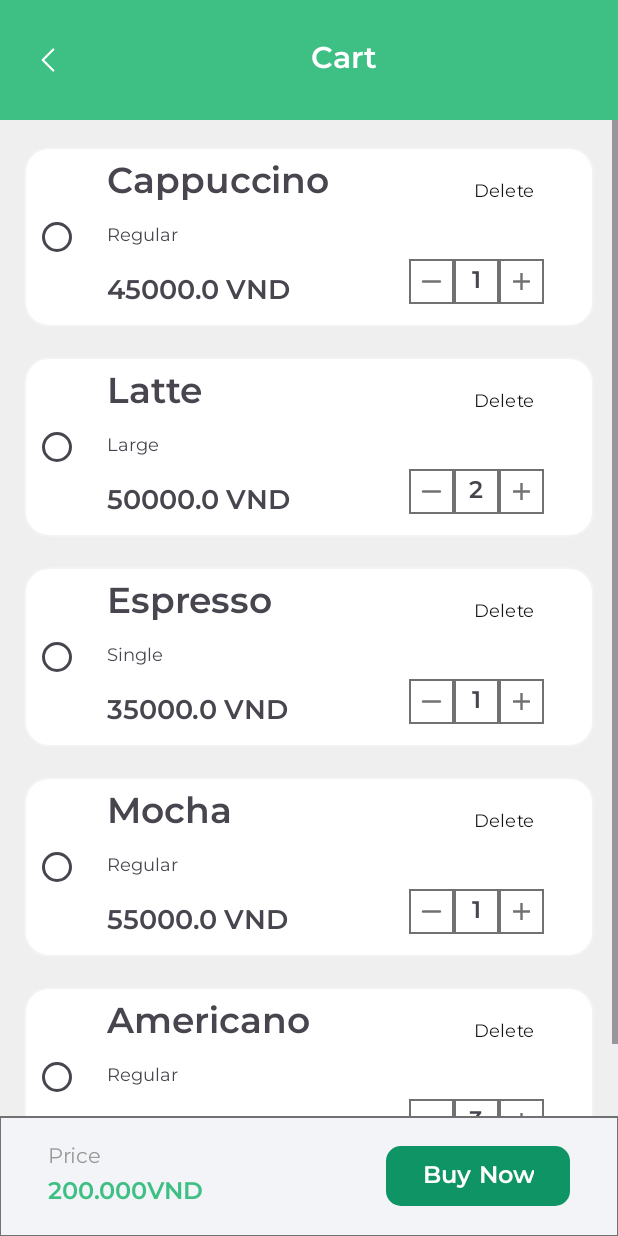
After one commit to SE330-CoffeeShop/Coffee-Shop-Management-Android, an Android app: the CartFragment screen opened through its navigation route, on a phone screen of 412 x 824 dp. The commit adds this screen. Run offline under Robolectric (Android 15) with nearby library versions, the phone set to English and light mode, and no system bars; our stand-ins replace Dagger/Hilt's generated code, navigation-ui; 2 statements that could not run were skipped.

Commit message:
Build screen: Cart screen

```diff
--- /dev/null
+++ b/app/src/main/java/com/example/coffeeshopmanagementandroid/domain/model/ProductCartModel.java
@@ -0,0 +1,54 @@
+package com.example.coffeeshopmanagementandroid.domain.model;
+
+public class ProductCartModel {
+    private String productId;
+    private String productName;
+    private double productPrice;
+    private String productVarient;
+    private int quantity;
+
+    public ProductCartModel(String productId, String productName, double productPrice, String productVarient, int quantity) {
+        this.productId = productId;
+        this.productName = productName;
+        this.productPrice = productPrice;
+        this.productVarient = productVarient;
+        this.quantity = quantity;
+    }
+
+    public String getProductId() {
+        return productId;
+    }
+
+    public void setProductId(String productId) {
+        this.productId = productId;
+    }
+
+    public String getProductName() {
+        return productName;
+    }
+
+    public void setProductName(String productName) {
+        this.productName = productName;
+    }
+
+    public double getProductPrice() {
+        return productPrice;
+    }
+
+    public void setProductPrice(double productPrice) {
+        this.productPrice = productPrice;
+    }
+    public String getProductVarient() {
+        return productVarient;
+    }
+
+
+
+    public int getQuantity() {
+        return quantity;
+    }
+
+    public void setQuantity(int quantity) {
+        this.quantity = quantity;
+    }
+}
--- a/app/src/main/java/com/example/coffeeshopmanagementandroid/ui/MainActivity.java
+++ b/app/src/main/java/com/example/coffeeshopmanagementandroid/ui/MainActivity.java
@@ -33,7 +33,9 @@ import dagger.hilt.android.AndroidEntryPoint;
 
 public class MainActivity extends AppCompatActivity {
     private BottomAppBar bottomAppBar;
+    private BottomNavigationView bottomNavigationView;
     private NavOptions navOptions;
+
     private NavController navController;
 
     @Override
@@ -62,7 +64,7 @@ public class MainActivity extends AppCompatActivity {
 
         }
         bottomAppBar = findViewById(R.id.bottom_app_bar);
-        BottomNavigationView bottomNavigationView = findViewById(R.id.bottom_navigation);
+        bottomNavigationView = findViewById(R.id.bottom_navigation);
         NavigationUI.setupWithNavController(bottomNavigationView, navController);
 
         bottomNavigationView.setSelectedItemId(R.id.homeFragment);
@@ -84,4 +86,22 @@ public class MainActivity extends AppCompatActivity {
                 .replace(R.id.fragment_main_container, fragment)
                 .commit();
     }
+
+    public void hideBottomNavigation() {
+        if(bottomAppBar != null ){
+            bottomAppBar.setVisibility(View.GONE);
+        }
+        if(bottomNavigationView != null) {
+            bottomNavigationView.setVisibility(View.GONE);
+        }
+    }
+
+    public void showBottomNavigation() {
+        if(bottomAppBar != null ){
+            bottomAppBar.setVisibility(View.VISIBLE);
+        }
+        if(bottomNavigationView != null) {
+            bottomNavigationView.setVisibility(View.VISIBLE);
+        }
+    }
 }
--- /dev/null
+++ b/app/src/main/java/com/example/coffeeshopmanagementandroid/ui/adapter/ProductCartAdapter.java
@@ -0,0 +1,129 @@
+package com.example.coffeeshopmanagementandroid.ui.adapter;
+
+import android.view.LayoutInflater;
+import android.view.View;
+import android.view.ViewGroup;
+import android.widget.Button;
+import android.widget.ImageButton;
+import android.widget.RadioButton;
+import android.widget.TextView;
+
+import androidx.annotation.NonNull;
+import androidx.recyclerview.widget.RecyclerView;
+
+import com.example.coffeeshopmanagementandroid.R;
+import com.example.coffeeshopmanagementandroid.domain.model.ProductCartModel;
+
+import java.util.ArrayList;
+import java.util.List;
+
+public class ProductCartAdapter extends RecyclerView.Adapter<ProductCartAdapter.ProductCartViewHolder> {
+
+    private List<ProductCartModel> products;
+
+    private final OnMinusQuantityListener onMinusQuantity;
+    private final OnDeleteProductListener onDeleteProduct;
+    private final OnPlusQuantityListener onPlusQuantity;
+    private final OnItemClickListener onItemClickListener;
+
+    public ProductCartAdapter(List<ProductCartModel> products, OnMinusQuantityListener onMinusQuantity, OnDeleteProductListener onDeleteProduct, OnPlusQuantityListener onPlusQuantity, OnItemClickListener onItemClickListener) {
+        this.products = products != null ? products : new ArrayList<>();
+        this.onMinusQuantity = onMinusQuantity;
+        this.onDeleteProduct = onDeleteProduct;
+        this.onPlusQuantity = onPlusQuantity;
+        this.onItemClickListener = onItemClickListener;
+    }
+
+    @NonNull
+    @Override
+    public ProductCartViewHolder onCreateViewHolder(@NonNull ViewGroup parent, int viewType) {
+        View view = LayoutInflater.from(parent.getContext()).inflate(R.layout.cart_product_layout, parent, false);
+        return new ProductCartViewHolder(view);
+    }
+
+    @Override
+    public void onBindViewHolder(@NonNull ProductCartViewHolder holder, int position) {
+        holder.bind(products.get(position));
+    }
+
+    @Override
+    public int getItemCount() {
+        return products.size();
+    }
+
+    public interface OnMinusQuantityListener {
+        void onMinusQuantity(ProductCartModel product);
+    }
+
+    public interface OnPlusQuantityListener {
+        void onPlusQuantity(ProductCartModel product);
+    }
+
+    public interface OnDeleteProductListener {
+        void onDeleteProduct(ProductCartModel product);
+    }
+
+    public interface OnItemClickListener {
+        void onItemClick(ProductCartModel product);
+    }
+
+    public class ProductCartViewHolder extends RecyclerView.ViewHolder {
+        private final RadioButton radioButtonCartProduct;
+        private final TextView productNameTextView;
+        private final TextView variantProductTextView;
+        private final TextView priceTextView;
+        private final TextView quantityTextView;
+
+        private final ImageButton minusButton;
+        private final Button deleteButton;
+        private final ImageButton plusButton;
+
+
+        public ProductCartViewHolder(@NonNull View itemView) {
+            super(itemView);
+            this.radioButtonCartProduct = itemView.findViewById(R.id.radioButtonCartProduct);
+            this.productNameTextView = itemView.findViewById(R.id.productNameTextView);
+            this.variantProductTextView = itemView.findViewById(R.id.variantProductTextView);
+            this.priceTextView = itemView.findViewById(R.id.priceTextView);
+            this.quantityTextView = itemView.findViewById(R.id.quantityTextView);
+            this.minusButton = itemView.findViewById(R.id.minusButton);
+            this.deleteButton = itemView.findViewById(R.id.deleteButton);
+            this.plusButton = itemView.findViewById(R.id.plusButton);
+
+            this.minusButton.setOnClickListener(v -> {
+                int position = getAdapterPosition();
+                if(position != RecyclerView.NO_POSITION) {
+                    onMinusQuantity.onMinusQuantity(products.get(position));
+                }
+            });
+
+            this.deleteButton.setOnClickListener(v -> {
+                int position = getAdapterPosition();
+                if(position != RecyclerView.NO_POSITION) {
+                    onDeleteProduct.onDeleteProduct(products.get(position));
+                }
+            });
+
+            this.plusButton.setOnClickListener(v -> {
+                int position = getAdapterPosition();
+                if(position != RecyclerView.NO_POSITION) {
+                    onPlusQuantity.onPlusQuantity(products.get(position));
+                }
+            });
+
+            itemView.setOnClickListener(v -> {
+                int position = getAdapterPosition();
+                if(position != RecyclerView.NO_POSITION) {
+                    onItemClickListener.onItemClick(products.get(position));
+                }
+            });
+        }
+        public void bind(ProductCartModel product){
+            radioButtonCartProduct.setChecked(false);
+            productNameTextView.setText(product.getProductName());
+            variantProductTextView.setText(product.getProductVarient());
+            priceTextView.setText(product.getProductPrice() + " VND");
+            quantityTextView.setText(String.valueOf(product.getQuantity()));
+        }
+    }
+}
--- /dev/null
+++ b/app/src/main/java/com/example/coffeeshopmanagementandroid/ui/fragment/main/CartFragment.java
@@ -0,0 +1,112 @@
+package com.example.coffeeshopmanagementandroid.ui.fragment.main;
+
+import android.os.Bundle;
+
+import androidx.fragment.app.Fragment;
+import androidx.navigation.Navigation;
+import androidx.recyclerview.widget.LinearLayoutManager;
+import androidx.recyclerview.widget.RecyclerView;
+
+import android.view.LayoutInflater;
+import android.view.View;
+import android.view.ViewGroup;
+import android.widget.ImageButton;
+import android.widget.Toast;
+
+import com.example.coffeeshopmanagementandroid.R;
+import com.example.coffeeshopmanagementandroid.domain.model.ProductCartModel;
+import com.example.coffeeshopmanagementandroid.ui.MainActivity;
+import com.example.coffeeshopmanagementandroid.ui.adapter.ProductCartAdapter;
+
+import java.util.ArrayList;
+import java.util.List;
+
+public class CartFragment extends Fragment {
+
+    ProductCartAdapter productCartAdapter;
+
+    @Override
+    public View onCreateView(LayoutInflater inflater, ViewGroup container,
+                             Bundle savedInstanceState) {
+        // Inflate layout cho Fragment
+        View view = inflater.inflate(R.layout.fragment_cart, container, false);
+
+        ImageButton backButton = view.findViewById(R.id.backButtonCart);
+        backButton.setOnClickListener(v -> {
+            // Xử lý khi nhấn nút back
+            handleBackPressed();
+        });
+
+        List<ProductCartModel> productCarts = new ArrayList<>();
+
+        productCarts.add(new ProductCartModel("PROD001", "Cappuccino", 45000, "Regular", 1));
+        productCarts.add(new ProductCartModel("PROD002", "Latte", 50000, "Large", 2));
+        productCarts.add(new ProductCartModel("PROD003", "Espresso", 35000, "Single", 1));
+        productCarts.add(new ProductCartModel("PROD004", "Mocha", 55000, "Regular", 1));
+        productCarts.add(new ProductCartModel("PROD005", "Americano", 40000, "Regular", 3));
+        productCarts.add(new ProductCartModel("PROD006", "Macchiato", 52000, "Caramel", 1));
+        productCarts.add(new ProductCartModel("PROD007", "Flat White", 48000, "Regular", 2));
+        productCarts.add(new ProductCartModel("PROD008", "Cold Brew", 60000, "Nitro", 1));
+        productCarts.add(new ProductCartModel("PROD009", "Hot Chocolate", 42000, "Marshmallow", 2));
+        productCarts.add(new ProductCartModel("PROD010", "Iced Coffee", 47000, "Vanilla", 1));
+        productCarts.add(new ProductCartModel("PROD011", "Cappuccino", 45000, "Regular", 1));
+
+        productCartAdapter = new ProductCartAdapter(productCarts,
+                this::onMinusProduct,
+                this::onDeleteProduct,
+                this::onPlusProduct,
+                this::onItemClick);
+
+        RecyclerView productCardRecyclerView = view.findViewById(R.id.productCardRecyclerView);
+        productCardRecyclerView.setLayoutManager(new LinearLayoutManager(requireContext(), LinearLayoutManager.VERTICAL, false));
+        productCardRecyclerView.setAdapter(productCartAdapter);
+
+        return view;
+    }
+
+    private void onItemClick(ProductCartModel product) {
+        Toast.makeText(requireContext(),
+                "Click " + product.getProductName() + " on cart",
+                Toast.LENGTH_SHORT).show();
+    }
+
+    private void onMinusProduct(ProductCartModel product) {
+        Toast.makeText(requireContext(),
+                "Click Minus " + product.getProductName() + " on cart",
+                Toast.LENGTH_SHORT).show();
+    }
+
+    private void onPlusProduct(ProductCartModel product) {
+        Toast.makeText(requireContext(),
+                "Click Plus " + product.getProductName() + " on cart",
+                Toast.LENGTH_SHORT).show();
+    }
+
+    private void onDeleteProduct(ProductCartModel product) {
+        Toast.makeText(requireContext(),
+                "Click Delete " + product.getProductName() + " on cart",
+                Toast.LENGTH_SHORT).show();
+    }
+
+    private void handleBackPressed() {
+        if (getView() != null) {
+            Navigation.findNavController(getView()).popBackStack();
+        }
+    }
+
+    @Override
+    public void onResume() {
+        super.onResume();
+        if(getActivity() instanceof MainActivity) {
+            ((MainActivity) getActivity()).hideBottomNavigation();
+        }
+    }
+
+    @Override
+    public void onPause() {
+        if (getActivity() instanceof MainActivity) {
+            ((MainActivity) getActivity()).showBottomNavigation();
+        }
+        super.onPause();
+    }
+}
--- a/app/src/main/java/com/example/coffeeshopmanagementandroid/ui/fragment/main/HomeFragment.java
+++ b/app/src/main/java/com/example/coffeeshopmanagementandroid/ui/fragment/main/HomeFragment.java
@@ -4,12 +4,15 @@ import android.graphics.Rect;
 import android.os.Bundle;
 
 import androidx.fragment.app.Fragment;
+import androidx.navigation.NavController;
+import androidx.navigation.Navigation;
 import androidx.recyclerview.widget.LinearLayoutManager;
 import androidx.recyclerview.widget.RecyclerView;
 
 import android.view.LayoutInflater;
 import android.view.View;
 import android.view.ViewGroup;
+import android.widget.ImageButton;
 import android.widget.Toast;
 
 import com.example.coffeeshopmanagementandroid.R;
@@ -102,6 +105,11 @@ public class HomeFragment extends Fragment {
         recentlyProductRecyclerView.addItemDecoration(new HorizontalSpaceItemDecoration(horizontalSpace));
         recentlyProductRecyclerView.setAdapter(recentlyProductAdapter);
 
+        ImageButton cartButton = view.findViewById(R.id.cartButton);
+        cartButton.setOnClickListener(v -> {
+            navigateToCartFragment();
+        });
+
         return view;
     }
 
@@ -119,4 +127,20 @@ public class HomeFragment extends Fragment {
             }
         }
     }
+
+    public void navigateToCartFragment() {
+        if (getView() != null) {
+            try {
+                NavController navController = Navigation.findNavController(getView());
+                navController.navigate(R.id.action_homeFragment_to_cartFragment);
+            } catch (Exception e) {
+                e.printStackTrace();
+                // Fallback nếu dùng Navigation Component thất bại
+                requireActivity().getSupportFragmentManager().beginTransaction()
+                        .replace(R.id.nav_host_main, new CartFragment())
+                        .addToBackStack(null)
+                        .commit();
+            }
+        }
+    }
 }
--- /dev/null
+++ b/app/src/main/res/layout/cart_product_layout.xml
@@ -0,0 +1,123 @@
+<?xml version="1.0" encoding="utf-8"?>
+<LinearLayout xmlns:android="http://schemas.android.com/apk/res/android"
+    xmlns:app="http://schemas.android.com/apk/res-auto"
+    android:layout_width="match_parent"
+    android:layout_height="120dp"
+    android:layout_marginVertical="10dp"
+    android:background="@drawable/bg_product_cart"
+    android:baselineAligned="false"
+    android:orientation="horizontal"
+    android:padding="5dp">
+
+    <LinearLayout
+        android:layout_width="0dp"
+        android:layout_height="match_parent"
+        android:layout_gravity="center_vertical"
+        android:layout_weight="3"
+        android:gravity="center"
+        android:orientation="vertical">
+
+        <RadioButton
+            android:id="@+id/radioButtonCartProduct"
+            android:layout_width="wrap_content"
+            android:layout_height="match_parent" />
+    </LinearLayout>
+
+
+    <LinearLayout
+        android:layout_width="0dp"
+        android:layout_height="match_parent"
+        android:layout_weight="12"
+        android:orientation="vertical">
+
+        <TextView
+            android:id="@+id/productNameTextView"
+            style="@style/text_xl_semibold"
+            android:layout_width="wrap_content"
+            android:layout_height="0dp"
+            android:layout_weight="1"
+            android:gravity="center_vertical"
+            android:text="@string/cappuccino" />
+
+        <TextView
+            android:id="@+id/variantProductTextView"
+            style="@style/text_xs_regular"
+            android:layout_width="wrap_content"
+            android:layout_height="0dp"
+            android:layout_weight="1"
+            android:gravity="center_vertical"
+            android:text="@string/variantProduct" />
+
+        <TextView
+            android:id="@+id/priceTextView"
+            style="@style/text_lg_semibold"
+            android:layout_width="wrap_content"
+            android:layout_height="0dp"
+            android:layout_weight="1"
+            android:gravity="center_vertical"
+            android:text="@string/priceProduct" />
+    </LinearLayout>
+
+    <LinearLayout
+        android:layout_width="0dp"
+        android:layout_height="match_parent"
+        android:layout_weight="7"
+        android:gravity="end"
+        android:orientation="vertical"
+        android:paddingStart="0dp"
+        android:paddingEnd="10dp">
+
+        <Button
+            android:id="@+id/deleteButton"
+            style="@style/text_xs_regular"
+            android:layout_width="wrap_content"
+            android:layout_height="0dp"
+            android:layout_marginBottom="10dp"
+            android:layout_weight="1"
+            android:background="@drawable/bg_transparent"
+            android:text="@string/delete"
+            android:textColor="@color/secondary_500" />
+
+        <LinearLayout
+            android:layout_width="match_parent"
+            android:layout_height="0dp"
+            android:layout_weight="1"
+            android:gravity="center_vertical"
+            android:orientation="horizontal">
+
+            <ImageButton
+                android:id="@+id/minusButton"
+                style="@style/text_xs_regular"
+                android:layout_width="30dp"
+                android:layout_height="30dp"
+                android:background="@drawable/bg_stroke"
+                android:paddingLeft="5dp"
+                android:paddingRight="5dp"
+                android:scaleType="fitCenter"
+                android:textColor="@color/secondary_500"
+                app:srcCompat="@drawable/minus_icon" />
+
+            <TextView
+                android:id="@+id/quantityTextView"
+                style="@style/text_base_semibold"
+                android:layout_width="30dp"
+                android:layout_height="30dp"
+                android:background="@drawable/bg_stroke"
+                android:gravity="center"
+                android:text="@string/quantity_product_cart" />
+
+            <ImageButton
+                android:id="@+id/plusButton"
+                style="@style/text_xs_regular"
+                android:layout_width="30dp"
+                android:layout_height="30dp"
+                android:background="@drawable/bg_stroke"
+                android:paddingLeft="5dp"
+                android:paddingRight="5dp"
+                android:scaleType="fitCenter"
+                android:textColor="@color/secondary_500"
+                app:srcCompat="@drawable/plus_icon" />
+        </LinearLayout>
+    </LinearLayout>
+
+</LinearLayout>
--- /dev/null
+++ b/app/src/main/res/layout/fragment_cart.xml
@@ -0,0 +1,121 @@
+<?xml version="1.0" encoding="utf-8"?>
+<FrameLayout xmlns:android="http://schemas.android.com/apk/res/android"
+    xmlns:tools="http://schemas.android.com/tools"
+    android:layout_width="match_parent"
+    android:layout_height="match_parent"
+    xmlns:app="http://schemas.android.com/apk/res-auto"
+    android:background="#EFEFEF"
+    android:id="@+id/cartFragment"
+    tools:context=".ui.fragment.main.CartFragment">
+
+    <LinearLayout
+        android:layout_width="match_parent"
+        android:layout_height="match_parent"
+        android:orientation="vertical">
+        <LinearLayout
+            android:id="@+id/headerLayout"
+            android:layout_width="match_parent"
+            android:layout_height="wrap_content"
+            android:background="@color/primary_400"
+            android:gravity="center_vertical"
+            android:orientation="horizontal"
+            android:padding="16dp">
+
+            <ImageButton
+                android:id="@+id/backButtonCart"
+                android:layout_width="48dp"
+                android:layout_height="48dp"
+                android:background="@null"
+                android:contentDescription="Back button"
+                android:src="@drawable/back_icon"
+                android:paddingStart="-16dp"
+                android:paddingEnd="0dp"/>
+
+            <View
+                android:layout_width="0dp"
+                android:layout_height="1dp"
+                android:layout_weight="1" />
+
+            <TextView
+                style="@style/text_lg_2_semibold"
+                android:layout_width="wrap_content"
+                android:layout_height="wrap_content"
+                android:text="@string/cart"
+                android:textColor="#FFFFFF"
+                android:textStyle="bold" />
+
+            <View
+                android:layout_width="0dp"
+                android:layout_height="1dp"
+                android:layout_weight="1" />
+        </LinearLayout>
+        <ScrollView
+            android:layout_width="match_parent"
+            android:layout_height="0dp"
+            android:layout_weight="1">
+
+            <LinearLayout
+                android:layout_width="match_parent"
+                android:layout_height="wrap_content"
+                android:orientation="vertical"
+                android:paddingHorizontal="16dp"
+                android:paddingVertical="8dp">
+
+                <androidx.recyclerview.widget.RecyclerView
+                    android:id="@+id/productCardRecyclerView"
+                    android:layout_width="match_parent"
+                    android:layout_height="wrap_content"
+                    android:orientation="vertical"
+                    app:layoutManager="androidx.recyclerview.widget.LinearLayoutManager" />
+            </LinearLayout>
+        </ScrollView>
+
+        <androidx.constraintlayout.widget.ConstraintLayout
+            android:layout_width="match_parent"
+            android:layout_height="wrap_content"
+            android:background="@drawable/border_top"
+            android:paddingHorizontal="32dp"
+            android:paddingVertical="16dp">
+
+            <LinearLayout
+                android:id="@+id/priceSection"
+                android:layout_width="wrap_content"
+                android:layout_height="wrap_content"
+                android:orientation="vertical"
+                app:layout_constraintBottom_toBottomOf="parent"
+                app:layout_constraintStart_toStartOf="parent"
+                app:layout_constraintTop_toTopOf="parent">
+
+                <TextView
+                    android:layout_width="wrap_content"
+                    android:layout_height="wrap_content"
+                    android:text="@string/price"
+                    android:textColor="#989898" />
+
+                <TextView
+                    style="@style/text_base_semibold"
+                    android:layout_width="wrap_content"
+                    android:layout_height="wrap_content"
+                    android:text="200.000VND"
+                    android:textColor="@color/primary_400" />
+            </LinearLayout>
+
+            <Button
+                android:id="@+id/buyButton"
+                style="@style/text_base_semibold"
+                android:layout_width="wrap_content"
+                android:layout_height="48dp"
+                android:minWidth="120dp"
+                android:text="@string/buy_now"
+                android:textColor="@color/white"
+                app:backgroundTint="@color/primary_500"
+                app:cornerRadius="10dp"
+                app:layout_constraintBottom_toBottomOf="parent"
+                app:layout_constraintEnd_toEndOf="parent"
+                app:layout_constraintTop_toTopOf="parent" />
+
+        </androidx.constraintlayout.widget.ConstraintLayout>
+
+    </LinearLayout>
+
+</FrameLayout>
--- a/app/src/main/res/navigation/main_navigation.xml
+++ b/app/src/main/res/navigation/main_navigation.xml
@@ -9,7 +9,11 @@
         android:id="@+id/homeFragment"
         android:name="com.example.coffeeshopmanagementandroid.ui.fragment.main.HomeFragment"
         android:label="fragment_home"
-        tools:layout="@layout/fragment_home" />
+        tools:layout="@layout/fragment_home" >
+        <action
+            android:id="@+id/action_homeFragment_to_cartFragment"
+            app:destination="@id/cartFragment" />
+    </fragment>
 
 
     <fragment
@@ -29,5 +33,11 @@
         android:name="com.example.coffeeshopmanagementandroid.ui.fragment.main.OthersFragment"
         android:label="fragment_home"
         tools:layout="@layout/fragment_home" />
+    <!--    Cart Fragment-->
+    <fragment
+        android:id="@+id/cartFragment"
+        android:name="com.example.coffeeshopmanagementandroid.ui.fragment.main.CartFragment"
+        android:label="fragment_home"
+        tools:layout="@layout/fragment_home" />
 
 </navigation>
```
